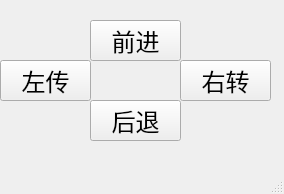
Old version of the form Workspace/qt_ros_ws/catkin_demo01_ws/src/demo01_Dir_Control/src/mainwindow.ui in the repository yin-roc/Ubuntu20.04.
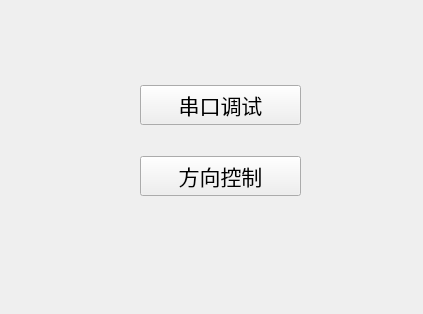
New version of the form.

```diff
--- a/Workspace/qt_ros_ws/catkin_demo01_ws/src/demo01_Dir_Control/src/mainwindow.ui
+++ b/Workspace/qt_ros_ws/catkin_demo01_ws/src/demo01_Dir_Control/src/mainwindow.ui
@@ -6,8 +6,8 @@
    <rect>
     <x>0</x>
     <y>0</y>
-    <width>284</width>
-    <height>194</height>
+    <width>423</width>
+    <height>314</height>
    </rect>
   </property>
   <property name="font">
@@ -19,114 +19,43 @@
    <string>MainWindow</string>
   </property>
   <widget class="QWidget" name="centralwidget">
-   <widget class="QPushButton" name="pushButton">
+   <widget class="QWidget" name="verticalLayoutWidget">
     <property name="geometry">
      <rect>
-      <x>90</x>
-      <y>20</y>
-      <width>91</width>
-      <height>41</height>
-     </rect>
-    </property>
-    <property name="font">
-     <font>
-      <pointsize>18</pointsize>
-     </font>
-    </property>
-    <property name="text">
-     <string>前进</string>
-    </property>
-    <property name="iconSize">
-     <size>
-      <width>25</width>
-      <height>25</height>
-     </size>
-    </property>
-   </widget>
-   <widget class="QPushButton" name="pushButton_2">
-    <property name="geometry">
-     <rect>
-      <x>0</x>
+      <x>140</x>
       <y>60</y>
-      <width>91</width>
-      <height>41</height>
+      <width>161</width>
+      <height>161</height>
      </rect>
     </property>
-    <property name="font">
-     <font>
-      <pointsize>18</pointsize>
-     </font>
-    </property>
-    <property name="text">
-     <string>左传</string>
-    </property>
-    <property name="iconSize">
-     <size>
-      <width>25</width>
-      <height>25</height>
-     </size>
-    </property>
+    <layout class="QVBoxLayout" name="verticalLayout">
+     <item>
+      <widget class="QPushButton" name="pushButton">
+       <property name="font">
+        <font>
+         <pointsize>16</pointsize>
+        </font>
+       </property>
+       <property name="text">
+        <string>串口调试</string>
+       </property>
+      </widget>
+     </item>
+     <item>
+      <widget class="QPushButton" name="pushButton_2">
+       <property name="font">
+        <font>
+         <pointsize>16</pointsize>
+        </font>
+       </property>
+       <property name="text">
+        <string>方向控制</string>
+       </property>
+      </widget>
+     </item>
+    </layout>
    </widget>
-   <widget class="QPushButton" name="pushButton_3">
-    <property name="geometry">
-     <rect>
-      <x>180</x>
-      <y>60</y>
-      <width>91</width>
-      <height>41</height>
-     </rect>
-    </property>
-    <property name="font">
-     <font>
-      <pointsize>18</pointsize>
-     </font>
-    </property>
-    <property name="text">
-     <string>右转</string>
-    </property>
-    <property name="iconSize">
-     <size>
-      <width>25</width>
-      <height>25</height>
-     </size>
-    </property>
-   </widget>
-   <widget class="QPushButton" name="pushButton_4">
-    <property name="geometry">
-     <rect>
-      <x>90</x>
-      <y>100</y>
-      <width>91</width>
-      <height>41</height>
-     </rect>
-    </property>
-    <property name="font">
-     <font>
-      <pointsize>18</pointsize>
-     </font>
-    </property>
-    <property name="text">
-     <string>后退</string>
-    </property>
-    <property name="iconSize">
-     <size>
-      <width>25</width>
-      <height>25</height>
-     </size>
-    </property>
-   </widget>
   </widget>
-  <widget class="QMenuBar" name="menubar">
-   <property name="geometry">
-    <rect>
-     <x>0</x>
-     <y>0</y>
-     <width>284</width>
-     <height>11</height>
-    </rect>
-   </property>
-  </widget>
-  <widget class="QStatusBar" name="statusbar"/>
  </widget>
  <resources/>
  <connections/>
```
